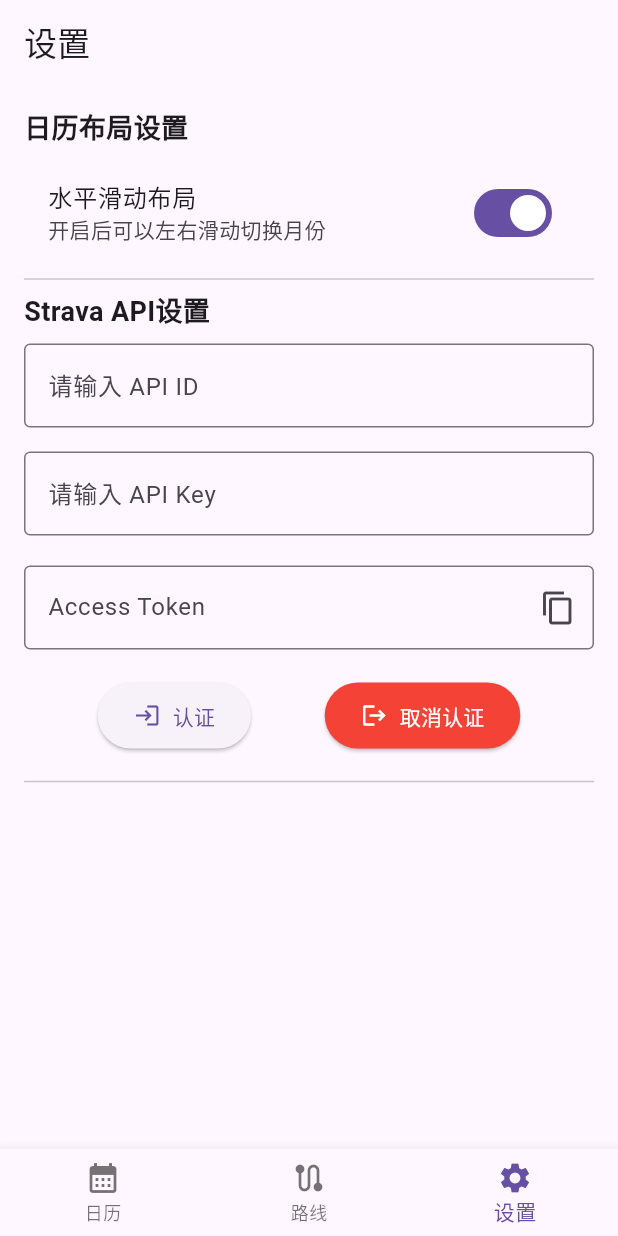
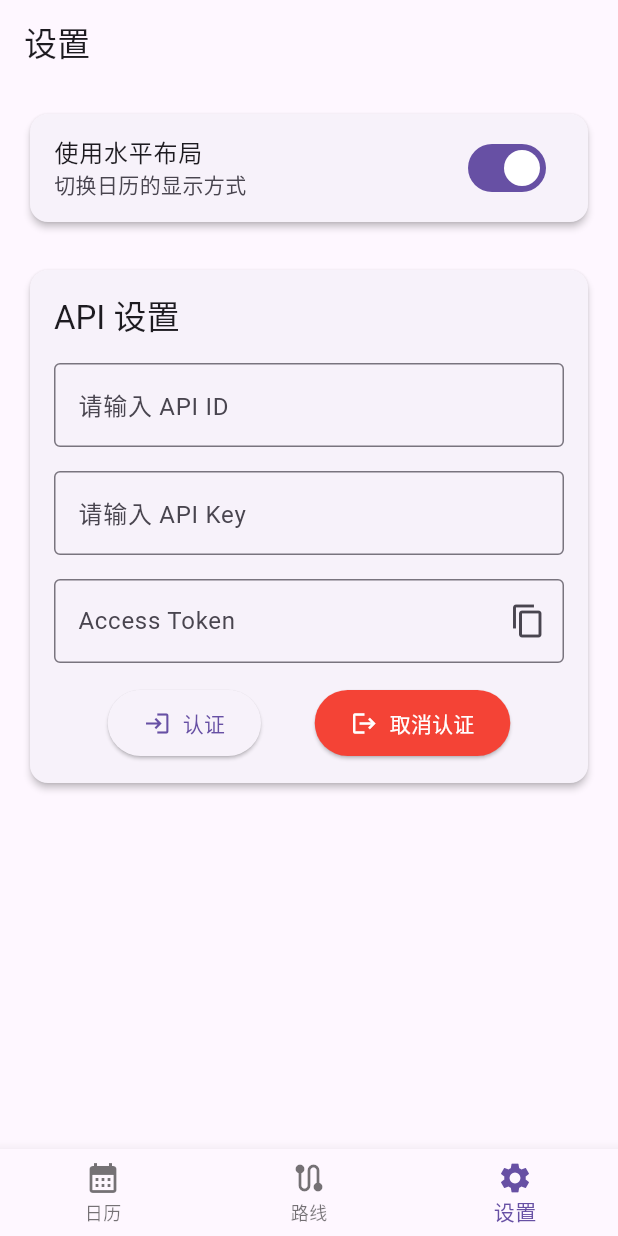
Before and after one commit to qixiaoyu0315/strava_pro, a Flutter app: the screen it shows after launch, item 3 of the bottom bar chosen, on a phone screen of 412 x 824 dp. Run offline on Flutter 3.47's test engine with Material 3 defaults, Android fonts, the phone set to English and light mode, and no system bars; our stand-ins replace device_info_plus, fl_chart, flutter_map, flutter_svg, fluttertoast, geolocator and 4 more; missing offline and left inert: flutter_polyline_points, great_circle_distance_calculator, strava_client; accounts and stored records are empty.

Commit message:
增加信息展示

```diff
--- a/lib/page/setting_page.dart
+++ b/lib/page/setting_page.dart
@@ -26,6 +26,7 @@ class SettingPage extends StatefulWidget {
 class _SettingPageState extends State<SettingPage> {
   final TextEditingController _textEditingController = TextEditingController();
   TokenResponse? token;
+  DetailedAthlete? _athlete;
   bool _isSyncing = false;
   double _syncProgress = 0.0;
   String _syncStatus = '';
@@ -80,6 +81,23 @@ class _SettingPageState extends State<SettingPage> {
     }
   }
 
+  Future<void> _loadAthleteInfo() async {
+    try {
+      final athlete = await StravaClientManager()
+          .stravaClient
+          .athletes
+          .getAuthenticatedAthlete();
+
+      if (mounted) {
+        setState(() {
+          _athlete = athlete;
+        });
+      }
+    } catch (e) {
+      debugPrint('获取运动员信息失败: $e');
+    }
+  }
+
   Future<void> testAuthentication() async {
     try {
       String id = _idController.text;
@@ -99,6 +117,9 @@ class _SettingPageState extends State<SettingPage> {
         _textEditingController.text = tokenResponse.accessToken;
       });
 
+      // 认证成功后加载运动员信息
+      await _loadAthleteInfo();
+
       ScaffoldMessenger.of(context).showSnackBar(
         SnackBar(content: Text('认证成功')),
       );
@@ -114,6 +135,7 @@ class _SettingPageState extends State<SettingPage> {
 
       setState(() {
         token = null;
+        _athlete = null;
         _textEditingController.clear();
         _idController.clear();
         _keyController.clear();
@@ -253,23 +275,79 @@ class _SettingPageState extends State<SettingPage> {
       appBar: AppBar(
         title: const Text('设置'),
       ),
-      body: SafeArea(
-        child: SingleChildScrollView(
+      body: SingleChildScrollView(
         padding: const EdgeInsets.all(16.0),
         child: Column(
-            crossAxisAlignment: CrossAxisAlignment.start,
+          crossAxisAlignment: CrossAxisAlignment.stretch,
           children: [
-              const Text(
-                '日历布局设置',
-                style: TextStyle(
-                  fontSize: 18,
-                  fontWeight: FontWeight.bold,
+            // 用户信息卡片
+            if (_athlete != null) ...[
+              Card(
+                elevation: 4,
+                shape: RoundedRectangleBorder(
+                  borderRadius: BorderRadius.circular(15),
+                ),
+                child: Padding(
+                  padding: const EdgeInsets.all(16.0),
+                  child: Column(
+                    children: [
+                      // 头像
+                      CircleAvatar(
+                        radius: 50,
+                        backgroundImage: _athlete?.profile != null
+                            ? NetworkImage(_athlete!.profile!)
+                            : null,
+                        child: _athlete?.profile == null
+                            ? Icon(Icons.person, size: 50)
+                            : null,
+                      ),
+                      const SizedBox(height: 16),
+                      // 用户名
+                      Text(
+                        '${_athlete?.firstname ?? ''} ${_athlete?.lastname ?? ''}',
+                        style: Theme.of(context).textTheme.titleLarge,
+                      ),
+                      const SizedBox(height: 8),
+                      // 用户所在城市和国家
+                      if (_athlete?.city != null || _athlete?.country != null)
+                        Text(
+                          '${_athlete?.city ?? ''} ${_athlete?.country ?? ''}',
+                          style: Theme.of(context).textTheme.bodyMedium,
+                        ),
+                      const SizedBox(height: 16),
+                      // 运动统计
+                      Row(
+                        mainAxisAlignment: MainAxisAlignment.spaceEvenly,
+                        children: [
+                          _buildStatItem(
+                            context,
+                            '关注者',
+                            '${_athlete?.followerCount ?? 0}',
+                          ),
+                          _buildStatItem(
+                            context,
+                            '关注中',
+                            '${_athlete?.friendCount ?? 0}',
+                          ),
+                          _buildStatItem(
+                            context,
+                            '活动',
+                            '${_athlete?.resourceState ?? 0}',
+                          ),
+                        ],
+                      ),
+                    ],
                   ),
                 ),
-              const SizedBox(height: 8),
-              SwitchListTile(
-                title: const Text('水平滑动布局'),
-                subtitle: const Text('开启后可以左右滑动切换月份'),
+              ),
+              const SizedBox(height: 24),
+            ],
+            // 布局切换开关
+            Card(
+              elevation: 2,
+              child: SwitchListTile(
+                title: const Text('使用水平布局'),
+                subtitle: const Text('切换日历的显示方式'),
                 value: _isHorizontalLayout,
                 onChanged: (bool value) {
                   setState(() {
@@ -278,15 +356,21 @@ class _SettingPageState extends State<SettingPage> {
                   _saveSettings();
                 },
               ),
-              const Divider(),
-              const Text(
-                'Strava API设置',
-                style: TextStyle(
-                  fontSize: 18,
-                  fontWeight: FontWeight.bold,
             ),
+            const SizedBox(height: 24),
+            // API设置卡片
+            Card(
+              elevation: 2,
+              child: Padding(
+                padding: const EdgeInsets.all(16.0),
+                child: Column(
+                  crossAxisAlignment: CrossAxisAlignment.stretch,
+                  children: [
+                    Text(
+                      'API 设置',
+                      style: Theme.of(context).textTheme.titleLarge,
                     ),
-              const SizedBox(height: 8),
+                    const SizedBox(height: 16),
                     TextField(
                       controller: _idController,
                       decoration: const InputDecoration(
@@ -294,7 +378,7 @@ class _SettingPageState extends State<SettingPage> {
                         border: OutlineInputBorder(),
                       ),
                     ),
-              SizedBox(height: 16),
+                    const SizedBox(height: 16),
                     TextField(
                       controller: _keyController,
                       decoration: const InputDecoration(
@@ -303,7 +387,7 @@ class _SettingPageState extends State<SettingPage> {
                       ),
                       obscureText: true,
                     ),
-              const SizedBox(height: 20),
+                    const SizedBox(height: 16),
                     TextField(
                       minLines: 1,
                       maxLines: 3,
@@ -315,9 +399,9 @@ class _SettingPageState extends State<SettingPage> {
                           icon: Icon(Icons.copy),
                           onPressed: () {
                             Clipboard.setData(
-                              ClipboardData(text: _textEditingController.text))
-                          .then(
-                              (_) => ScaffoldMessenger.of(context).showSnackBar(
+                              ClipboardData(text: _textEditingController.text),
+                            ).then((_) =>
+                                ScaffoldMessenger.of(context).showSnackBar(
                                   SnackBar(content: Text("已复制到剪贴板")),
                                 ));
                           },
@@ -325,7 +409,7 @@ class _SettingPageState extends State<SettingPage> {
                       ),
                       readOnly: true,
                     ),
-              const SizedBox(height: 20),
+                    const SizedBox(height: 16),
                     Row(
                       mainAxisAlignment: MainAxisAlignment.spaceEvenly,
                       children: [
@@ -334,8 +418,8 @@ class _SettingPageState extends State<SettingPage> {
                           icon: Icon(Icons.login),
                           label: const Text('认证'),
                           style: ElevatedButton.styleFrom(
-                      padding:
-                          EdgeInsets.symmetric(horizontal: 24, vertical: 12),
+                            padding: EdgeInsets.symmetric(
+                                horizontal: 24, vertical: 12),
                           ),
                         ),
                         ElevatedButton.icon(
@@ -343,16 +427,28 @@ class _SettingPageState extends State<SettingPage> {
                           icon: Icon(Icons.logout),
                           label: const Text('取消认证'),
                           style: ElevatedButton.styleFrom(
-                      padding:
-                          EdgeInsets.symmetric(horizontal: 24, vertical: 12),
+                            padding: EdgeInsets.symmetric(
+                                horizontal: 24, vertical: 12),
                             backgroundColor: Colors.red,
                             foregroundColor: Colors.white,
                           ),
                         ),
                       ],
                     ),
-              const Divider(height: 40),
+                  ],
+                ),
+              ),
+            ),
+            const SizedBox(height: 24),
+            // 同步按钮和进度
             if (token != null) ...[
+              Card(
+                elevation: 2,
+                child: Padding(
+                  padding: const EdgeInsets.all(16.0),
+                  child: Column(
+                    crossAxisAlignment: CrossAxisAlignment.stretch,
+                    children: [
                       if (_isSyncing) ...[
                         LinearProgressIndicator(value: _syncProgress),
                         SizedBox(height: 8),
@@ -364,16 +460,38 @@ class _SettingPageState extends State<SettingPage> {
                         icon: Icon(Icons.sync),
                         label: Text(_isSyncing ? '同步中...' : '同步数据'),
                         style: ElevatedButton.styleFrom(
-                    padding: EdgeInsets.symmetric(horizontal: 24, vertical: 12),
+                          padding: EdgeInsets.symmetric(
+                              horizontal: 24, vertical: 12),
                           backgroundColor: Colors.green,
                           foregroundColor: Colors.white,
+                        ),
+                      ),
+                    ],
+                  ),
                 ),
               ),
             ],
           ],
         ),
       ),
+    );
+  }
+
+  // 构建统计项小部件
+  Widget _buildStatItem(BuildContext context, String label, String value) {
+    return Column(
+      children: [
+        Text(
+          value,
+          style: Theme.of(context).textTheme.titleLarge?.copyWith(
+                color: Theme.of(context).colorScheme.primary,
               ),
+        ),
+        Text(
+          label,
+          style: Theme.of(context).textTheme.bodySmall,
+        ),
+      ],
     );
   }
 }
```
Lines whose indentation alone changed are shown as unchanged.
